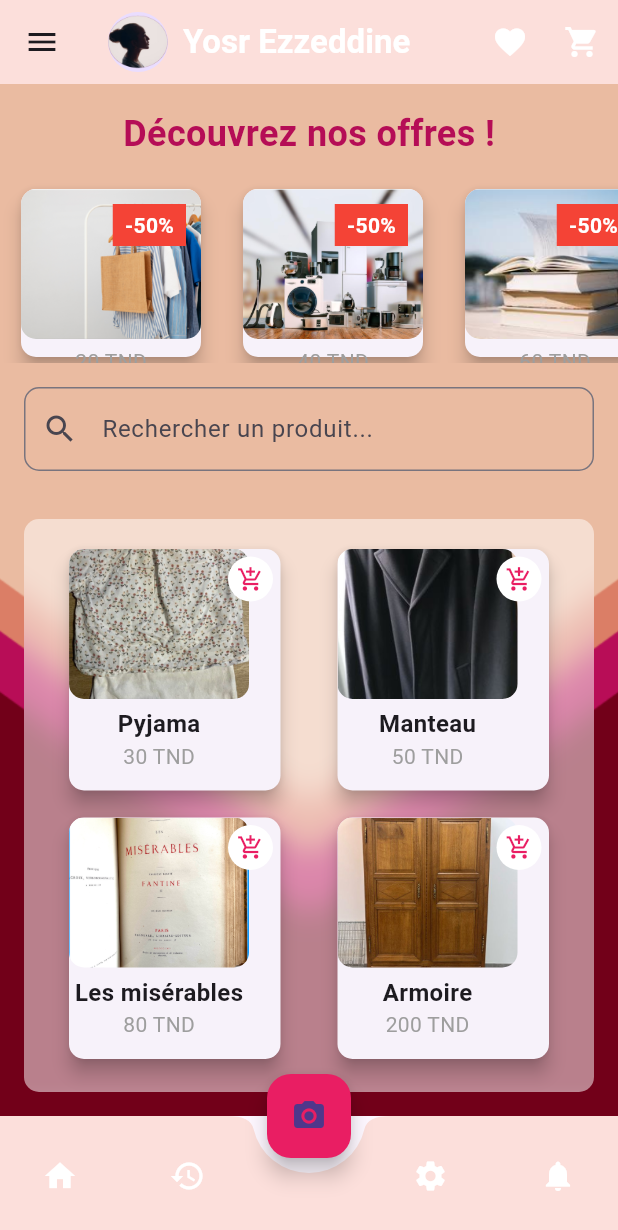
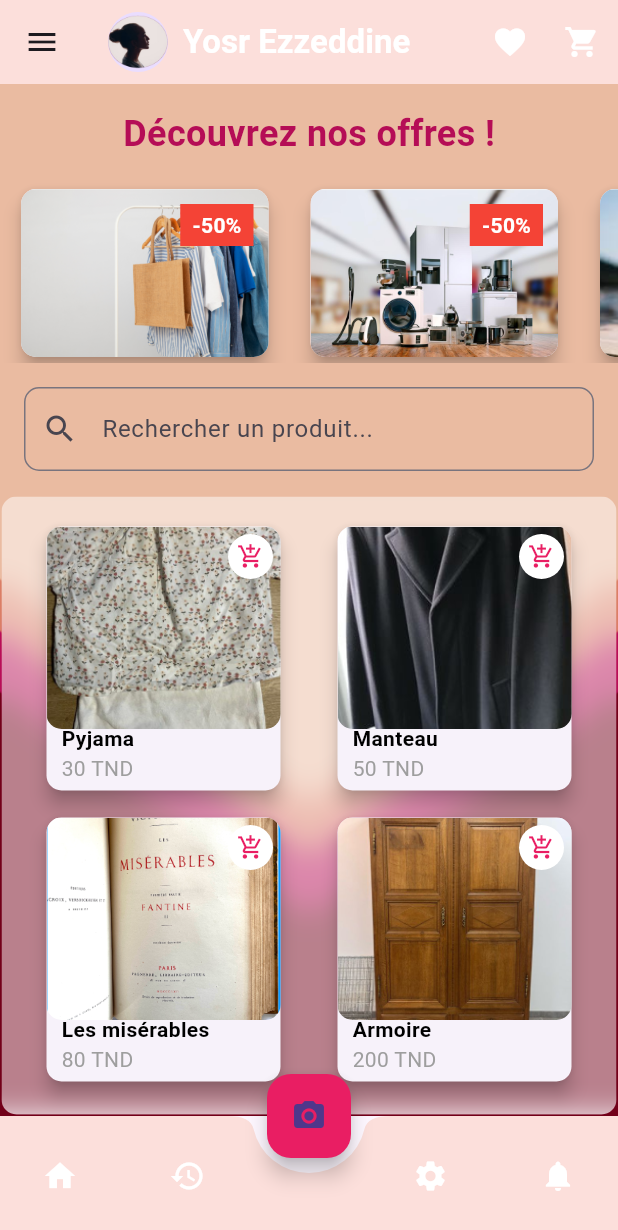
Before and after one commit to NourGhamgui/Vendini_mobile, a Flutter app: the screen it shows after launch, on a phone screen of 412 x 824 dp. Shown: the top 1230 px of the screen. Run offline on Flutter 3.47's test engine with Material 3 defaults, Android fonts, the phone set to English and light mode, and no system bars; our stand-ins replace image_picker, permission_handler.

Commit message:
change home page

```diff
--- a/lib/pages/home/home.dart
+++ b/lib/pages/home/home.dart
@@ -81,10 +81,7 @@ class _HomePageState extends State<HomePage> {
           IconButton(
             icon: const Icon(Icons.shopping_cart, color: Colors.white),
             onPressed: () {
-        Navigator.pushNamed(
-          context,
-          '/cart', // Navigation vers la page du panier
-        );
+              Navigator.pushNamed(context, '/cart'); // Navigation vers la page du panier
             },
           ),
         ],
@@ -119,8 +116,8 @@ class _HomePageState extends State<HomePage> {
                             product['name']!,
                             product['price']!,
                             product['image']!,
+                            hideDetails: true,
                             showDiscount: true,
-                            hideDetails: true,
                           ))
                       .toList(),
                 ),
@@ -143,7 +140,7 @@ class _HomePageState extends State<HomePage> {
             const SizedBox(height: 16.0),
             Expanded(
               child: Padding(
-                padding: const EdgeInsets.all(16.0),
+                padding: const EdgeInsets.all(1.0),
                 child: ClipRRect(
                   borderRadius: BorderRadius.circular(10),
                   child: BackdropFilter(
@@ -284,28 +281,14 @@ class _HomePageState extends State<HomePage> {
         ),
         child: Stack(
           children: [
-            Column(
-              children: [
             ClipRRect(
               borderRadius: BorderRadius.circular(10),
               child: Image.asset(
                 imagePath,
-                    width: 120,
-                    height: 100,
+                width: 165,
+                height: 135,
                 fit: BoxFit.cover,
               ),
-                ),
-                const SizedBox(height: 5),
-                if (!hideDetails)
-                  Text(
-                    productName,
-                    style: const TextStyle(fontSize: 16, fontWeight: FontWeight.bold),
-                  ),
-                Text(
-                  price,
-                  style: const TextStyle(fontSize: 14, color: Colors.grey),
-                ),
-              ],
             ),
             if (showDiscount)
               Positioned(
@@ -318,6 +301,25 @@ class _HomePageState extends State<HomePage> {
                     '-50%',
                     style: TextStyle(color: Colors.white, fontWeight: FontWeight.bold),
                   ),
+                ),
+              ),
+            if (!hideDetails)
+              Positioned(
+                bottom: 5,
+                left: 10,
+                child: Column(
+                  crossAxisAlignment: CrossAxisAlignment.start,
+                  children: [
+                    Text(
+                      productName,
+                      style: const TextStyle(
+                          color: Colors.black, fontWeight: FontWeight.bold),
+                    ),
+                    Text(
+                      price,
+                      style: const TextStyle(color: Colors.grey),
+                    ),
+                  ],
                 ),
               ),
               if (showCartIcon)
```
Lines whose indentation alone changed are shown as unchanged.
